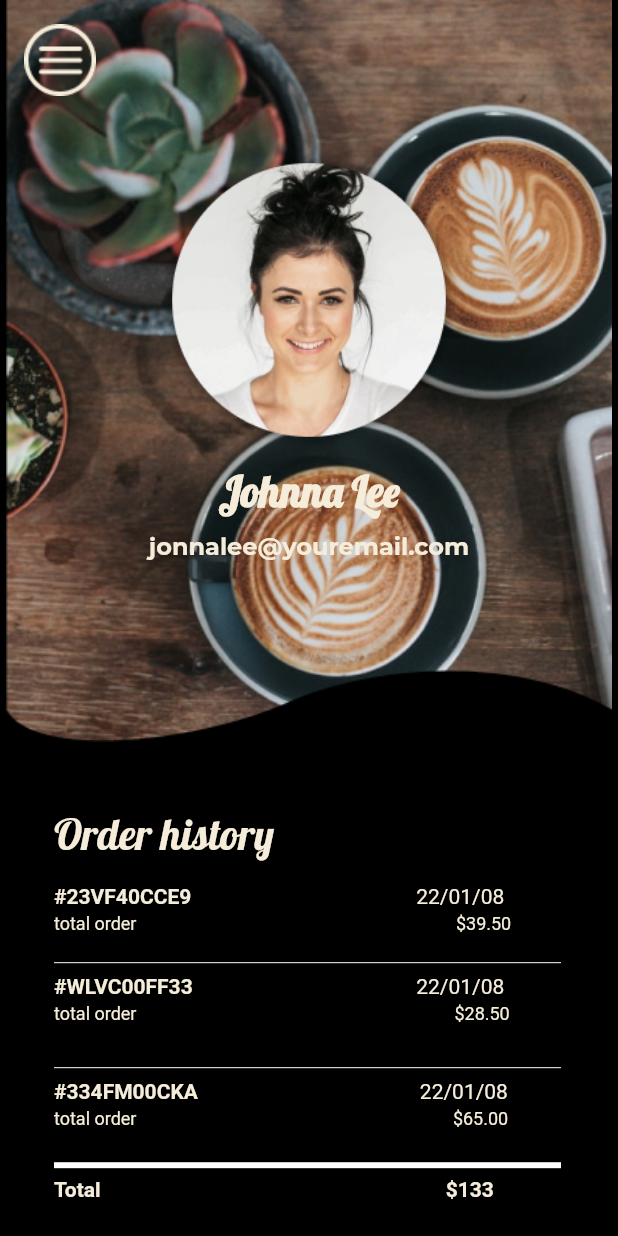
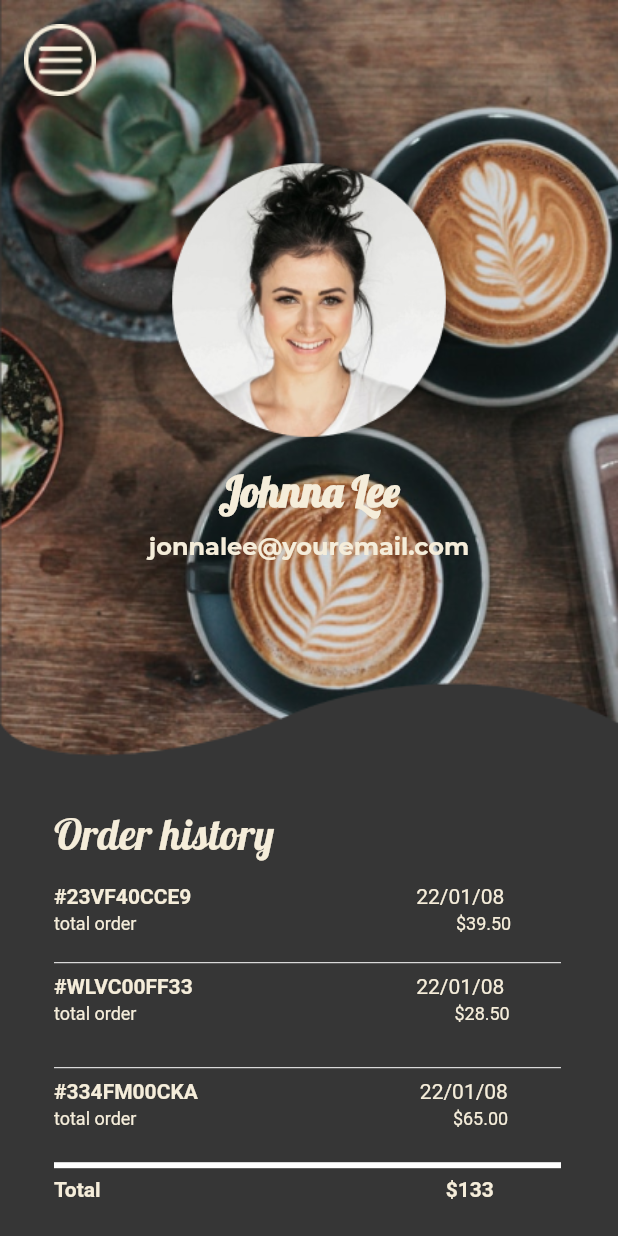
Before and after one commit to mohmmadabdr/coffee_app, a Flutter app: the screen it shows after launch, on a phone screen of 412 x 824 dp. Run offline on Flutter 3.47's test engine with Material 2 defaults, Android fonts, the phone set to English and light mode, and no system bars; our stand-ins replace firebase_core, get, get_storage, loading_animation_widget; accounts and stored records are empty; Roboto replaces fonts that are missing (Montserrat).

Commit message:
Move To Screen Profile To Project

```diff
--- a/lib/View/Profile/profile_page.dart
+++ b/lib/View/Profile/profile_page.dart
@@ -1,3 +1,4 @@
+import 'package:coffee_app/Shared/Resource/color_mangment.dart';
 import 'package:coffee_app/Shared/Resource/images_mangment.dart';
 import 'package:coffee_app/Shared/Resource/size_mangment.dart';
 import 'package:flutter/material.dart';
@@ -7,16 +8,18 @@ class ProfilePage extends StatelessWidget {
   @override
   Widget build(BuildContext context) {
     return Scaffold(
-      backgroundColor: Colors.black,
+      backgroundColor: ColorManagement.colorPrimary,
       body: Stack(
         children: [
           Align(
             alignment: Alignment.topCenter,
-            child: FractionallySizedBox(
-              heightFactor: 0.6,
-              child: Image.asset(
-                BaseImage.coffee_background,
-                fit: BoxFit.cover,
+            child: Container(
+              width: Get.width,
+              child: FractionallySizedBox(
+                child: Image.asset(
+                  BaseImage.coffee_background,
+                  fit: BoxFit.fill,
+                ),
               ),
             ),
           ),
```
